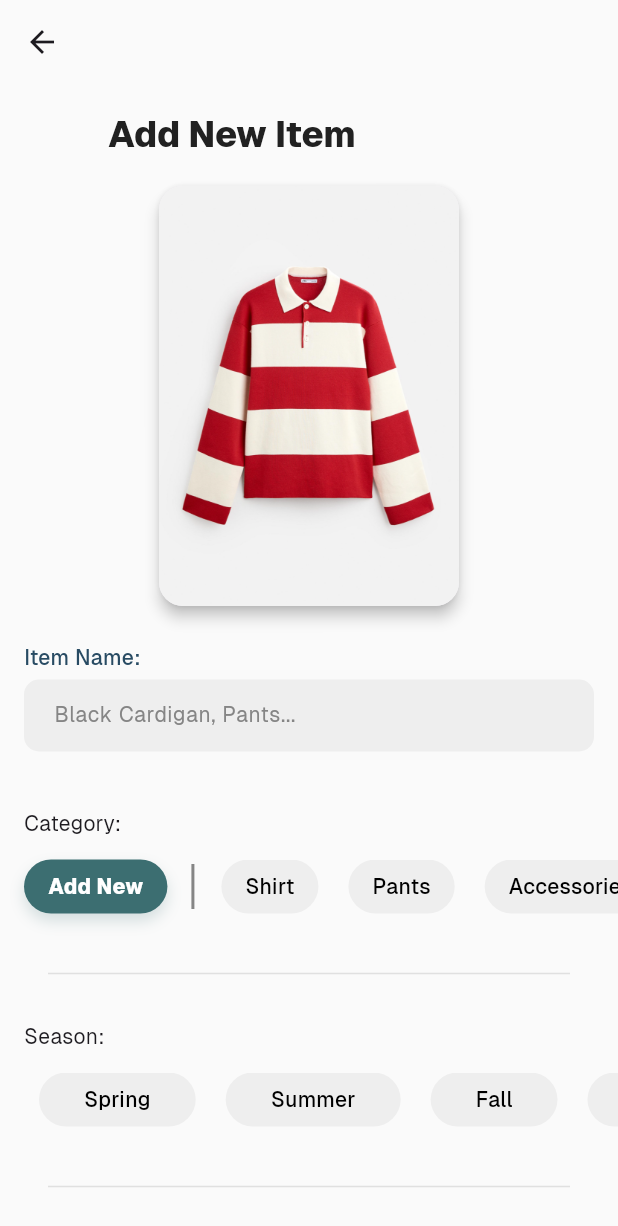
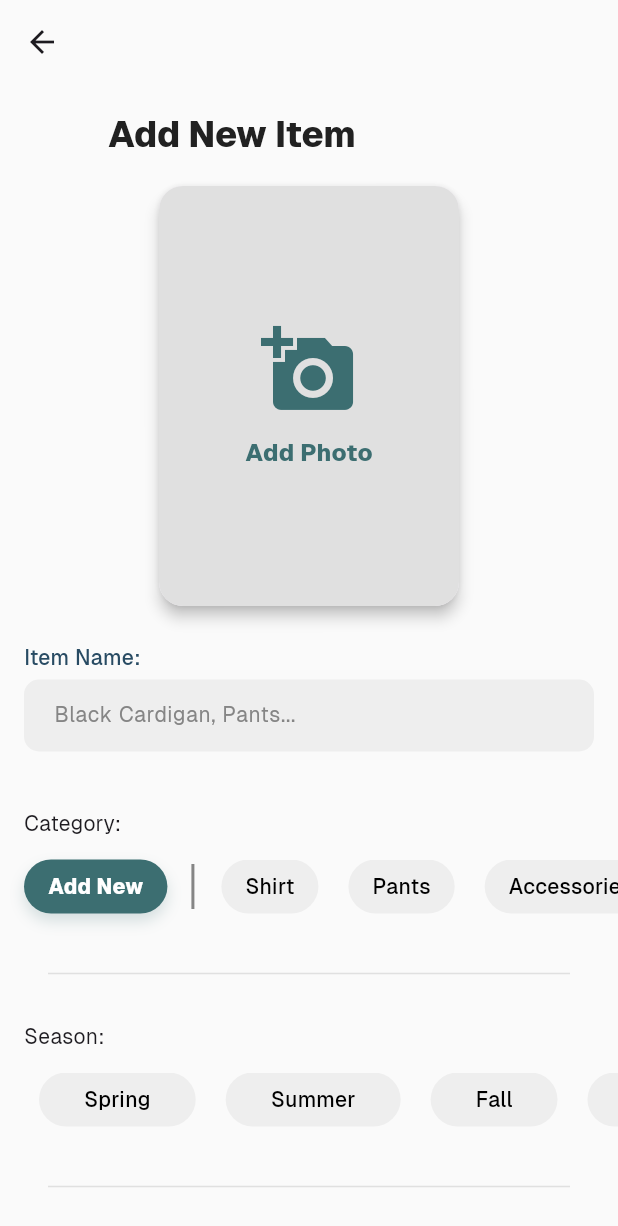
Before and after one commit to AyoDano/breezy_look, a Flutter app: the AddItemsScreen screen opened directly, on a phone screen of 412 x 824 dp. Shown: the top 1226 px of the screen. Run offline on Flutter 3.47's test engine with Material 3 defaults, Android fonts, the phone set to English and light mode, and no system bars; our stand-ins replace firebase_auth, firebase_core, flutter_svg, geocoding, geolocator, google_fonts and 3 more; accounts and stored records are empty; generated files the repository leaves out were written again; project files that could hold a hidden picture were left out.

Commit message:
feat: add photo upload with image picker and cropper to AddItemsScreen

```diff
--- a/lib/screens/add_items.dart
+++ b/lib/screens/add_items.dart
@@ -1,3 +1,6 @@
+import 'dart:io';
+
+import 'package:breezy_look/config/themes/theme_light.dart';
 import 'package:breezy_look/utils/ui/widgets/button_no_icon.dart';
 import 'package:breezy_look/utils/ui/widgets/custom_app_bar_header_animate.dart';
 import 'package:breezy_look/utils/ui/widgets/selectable_chips_row.dart';
@@ -5,6 +8,9 @@ import 'package:breezy_look/utils/ui/widgets/selector_widget.dart';
 import 'package:breezy_look/utils/ui/widgets/slider_widget.dart';
 import 'package:breezy_look/utils/ui/widgets/textfield_input.dart';
 import 'package:flutter/material.dart';
+
+import 'package:image_picker/image_picker.dart';
+import 'package:image_cropper/image_cropper.dart';
 
 class AddItemsScreen extends StatefulWidget {
   const AddItemsScreen({super.key});
@@ -16,13 +22,79 @@ class AddItemsScreen extends StatefulWidget {
 class _AddItemsScreenState extends State<AddItemsScreen> {
   final TextEditingController controller = TextEditingController();
 
+  File? _selectedImageFile;
+  final ImagePicker _picker = ImagePicker();
+
+  Future<void> _pickAndCropImage() async {
+    final ImageSource source = await _showImageSourceDialog();
+
+    final XFile? pickedFile = await _picker.pickImage(
+      source: source,
+      maxWidth: 800,
+      maxHeight: 800,
+      imageQuality: 85,
+    );
+
+    if (pickedFile == null) return;
+
+    File imageFile = File(pickedFile.path);
+
+    if (Platform.isIOS) {
+      final CroppedFile? croppedFile = await ImageCropper().cropImage(
+        sourcePath: pickedFile.path,
+        aspectRatio: const CropAspectRatio(ratioX: 1, ratioY: 1),
+        uiSettings: [
+          IOSUiSettings(
+            title: 'Crop Picture',
+          ),
+        ],
+      );
+      if (croppedFile == null) return;
+      imageFile = File(croppedFile.path);
+    }
+
+    setState(() {
+      _selectedImageFile = imageFile;
+    });
+  }
+
+  Future<ImageSource> _showImageSourceDialog() async {
+    return await showDialog<ImageSource>(
+          context: context,
+          builder: (_) => AlertDialog(
+            title: const Text('Choose a source'),
+            titleTextStyle: Theme.of(context).textTheme.displaySmall,
+            backgroundColor: AppTheme.backgroundColor,
+            content: const Text(
+                'Do you want to take a picture or upload from your gallery?'),
+            actions: [
+              TextButton(
+                onPressed: () => Navigator.of(_).pop(ImageSource.camera),
+                child: Text(
+                  'Camera',
+                  style: Theme.of(context).textTheme.bodyLarge,
+                ),
+              ),
+              TextButton(
+                onPressed: () => Navigator.of(_).pop(ImageSource.gallery),
+                child: Text(
+                  'Gallery',
+                  style: Theme.of(context).textTheme.bodyLarge,
+                ),
+              ),
+            ],
+          ),
+        ) ??
+        ImageSource.gallery;
+  }
+
   @override
   Widget build(BuildContext context) {
     return Scaffold(
       body: CustomScrollView(
         slivers: [
           ///TODO: sliver animated AppBar color not in background color
-          CustomAppBarHeaderAnimate(),
+          const CustomAppBarHeaderAnimate(),
           SliverList(
             delegate: SliverChildListDelegate([
               Column(
@@ -35,14 +107,45 @@ class _AddItemsScreenState extends State<AddItemsScreen> {
                       shape: RoundedRectangleBorder(
                         borderRadius: BorderRadius.circular(16),
                       ),
-                      child: ClipRRect(
-                        borderRadius: BorderRadius.circular(16),
-                        child: Image.asset(
-                          "assets/fashion_items/longsleeve_striped_red_wht.png",
-                          width: 200,
-                          height: 280,
-                          fit: BoxFit.cover,
-                        ),
+                      child: GestureDetector(
+                        onTap: _pickAndCropImage,
+                        child: _selectedImageFile != null
+                            ? ClipRRect(
+                                borderRadius: BorderRadius.circular(16),
+                                child: Image.file(
+                                  _selectedImageFile!,
+                                  width: 200,
+                                  height: 280,
+                                  fit: BoxFit.cover,
+                                ),
+                              )
+                            : Container(
+                                width: 200,
+                                height: 280,
+                                decoration: BoxDecoration(
+                                  color: Colors.grey.shade300,
+                                  borderRadius: BorderRadius.circular(16),
+                                ),
+                                child: Column(
+                                  mainAxisAlignment: MainAxisAlignment.center,
+                                  children: const [
+                                    Icon(
+                                      Icons.add_a_photo,
+                                      size: 64,
+                                      color: AppTheme.primaryColor,
+                                    ),
+                                    SizedBox(height: 12),
+                                    Text(
+                                      'Add Photo',
+                                      style: TextStyle(
+                                        color: AppTheme.primaryColor,
+                                        fontWeight: FontWeight.bold,
+                                        fontSize: 16,
+                                      ),
+                                    ),
+                                  ],
+                                ),
+                              ),
                       ),
                     ),
                   ),
@@ -109,10 +212,10 @@ class _AddItemsScreenState extends State<AddItemsScreen> {
                     padding: const EdgeInsets.fromLTRB(32, 16, 32, 16),
                     child: Divider(color: Colors.grey.shade300),
                   ),
-                  SliderWidget(label: "Sweat intensity:"),
+                  const SliderWidget(label: "Sweat intensity:"),
                   const SizedBox(height: 20),
                   IconlessButtonWidget(text: "Add Item", onPressed: () {}),
-                  const SizedBox(height: 20),
+                  const SizedBox(height: 50),
                 ],
               ),
             ]),
```
